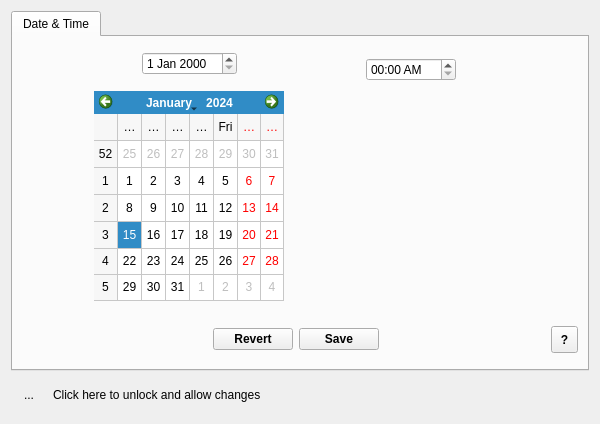
Before: the Qt Designer form syspref/forms/datetime.ui in admiral0/Antico-Deluxe, drawn with Qt 5.
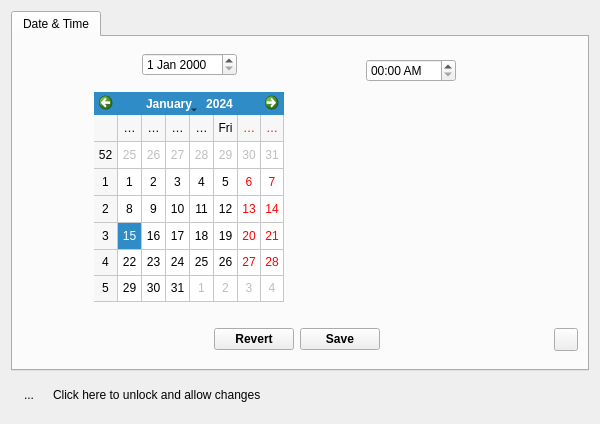
After: the same form once the commit is applied. Icons and pictures are not drawn. Custom widgets are drawn as their Qt base class.

Commit message: syspref.app now uses some cool buttons from amelib

```diff
--- a/syspref/forms/datetime.ui
+++ b/syspref/forms/datetime.ui
@@ -254,9 +254,9 @@
            <property name="sizeType" >
             <enum>QSizePolicy::Fixed</enum>
            </property>
-           <property name="sizeHint" stdset="0" >
+           <property name="sizeHint" stdset="0">
             <size>
-             <width>25</width>
+             <width>23</width>
              <height>20</height>
             </size>
            </property>
@@ -315,39 +315,7 @@
           </spacer>
          </item>
          <item>
-          <widget class="QToolButton" name="helpBtn" >
-           <property name="minimumSize" >
-            <size>
-             <width>27</width>
-             <height>27</height>
-            </size>
-           </property>
-           <property name="maximumSize" >
-            <size>
-             <width>27</width>
-             <height>27</height>
-            </size>
-           </property>
-           <property name="font" >
-            <font>
-             <weight>75</weight>
-             <bold>true</bold>
-            </font>
-           </property>
-           <property name="text" >
-            <string>?</string>
-           </property>
-           <property name="icon" >
-            <iconset resource="../syspref.qrc" >
-             <normaloff>:/icons/tool/question.png</normaloff>:/icons/tool/question.png</iconset>
-           </property>
-           <property name="iconSize" >
-            <size>
-             <width>12</width>
-             <height>12</height>
-            </size>
-           </property>
-          </widget>
+          <widget class="AmeHelpButton" name="helpBtn"/>
          </item>
         </layout>
        </item>
@@ -407,6 +375,11 @@
   </layout>
  </widget>
  <customwidgets>
+  <customwidget>
+   <class>AmeHelpButton</class>
+   <extends>QToolButton</extends>
+   <header>HelpButton</header>
+  </customwidget>
   <customwidget>
    <class>WallClock</class>
    <extends>QWidget</extends>
```
Left out of the diff: 229 changed lines with no effect on the pictures. The commit also changes 10 other files.
